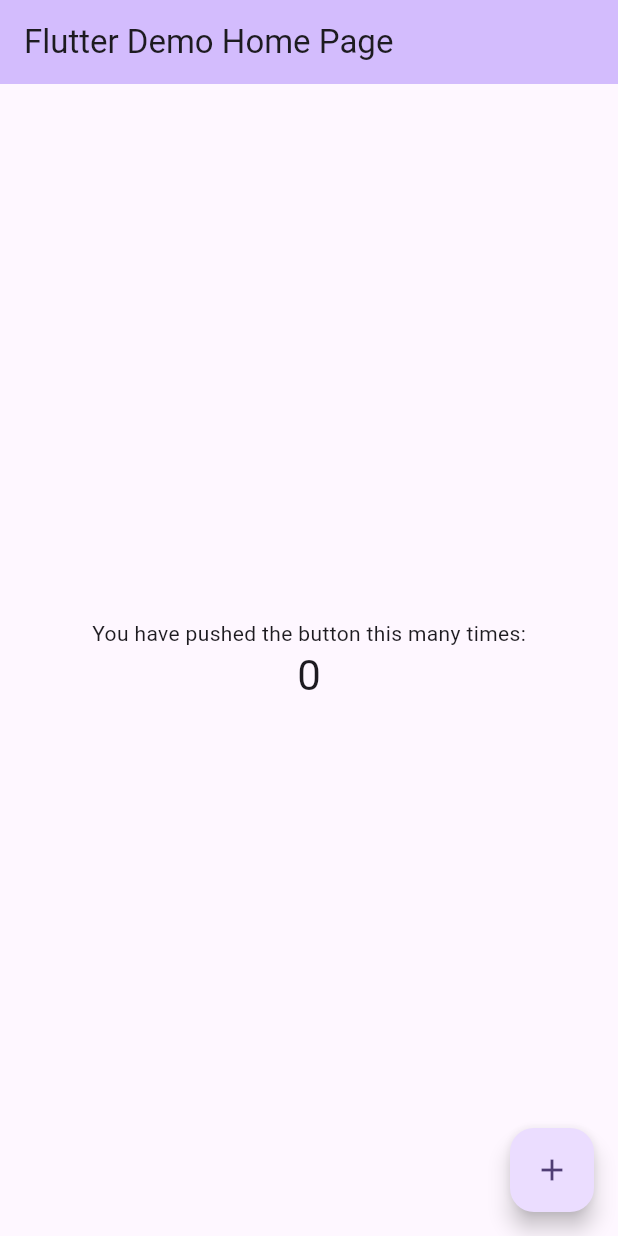
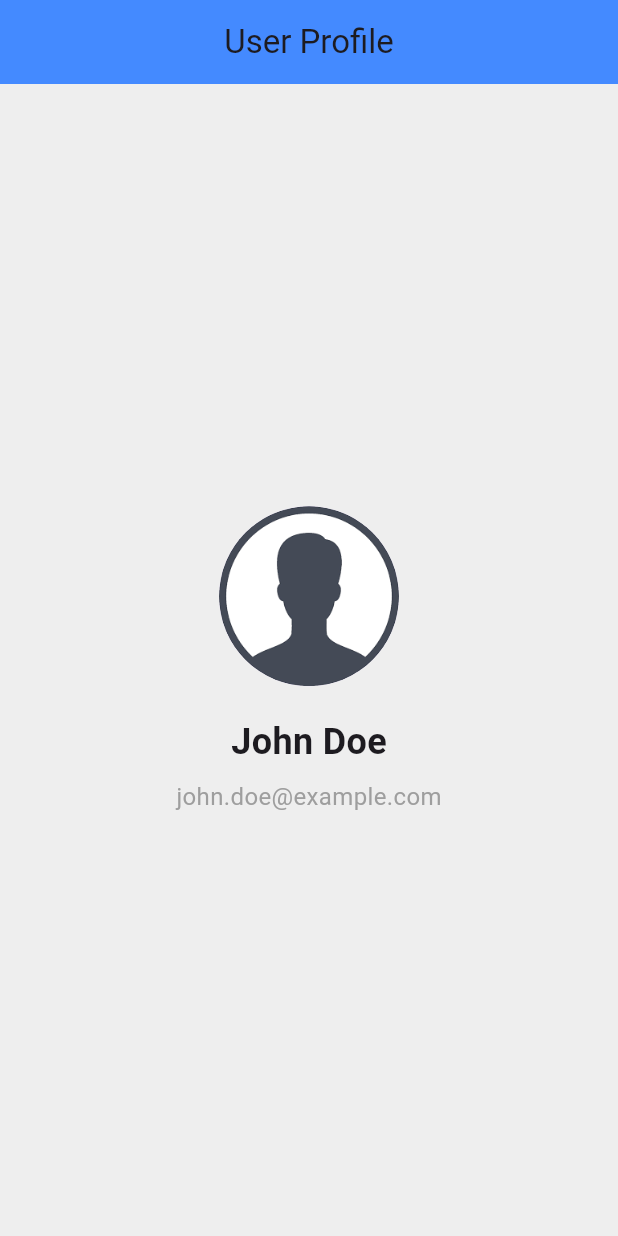
Before and after one commit to Hindavi-1/flutter_exercises, a Flutter app: the screen it shows after launch, on a phone screen of 412 x 824 dp. Run offline on Flutter 3.47's test engine with Material 3 defaults, Android fonts, the phone set to English and light mode, and no system bars.

Commit message:
user profile

```diff
--- a/lib/main.dart
+++ b/lib/main.dart
@@ -1,4 +1,5 @@
 import 'package:flutter/material.dart';
+import 'task1_user_profile.dart';
 
 void main() {
   runApp(const MyApp());
@@ -7,116 +8,11 @@ void main() {
 class MyApp extends StatelessWidget {
   const MyApp({super.key});
 
-  // This widget is the root of your application.
   @override
   Widget build(BuildContext context) {
-    return MaterialApp(
-      title: 'Flutter Demo',
-      theme: ThemeData(
-        // This is the theme of your application.
-        //
-        // TRY THIS: Try running your application with "flutter run". You'll see
-        // the application has a purple toolbar. Then, without quitting the app,
-        // try changing the seedColor in the colorScheme below to Colors.green
-        // and then invoke "hot reload" (save your changes or press the "hot
-        // reload" button in a Flutter-supported IDE, or press "r" if you used
-        // the command line to start the app).
-        //
-        // Notice that the counter didn't reset back to zero; the application
-        // state is not lost during the reload. To reset the state, use hot
-        // restart instead.
-        //
-        // This works for code too, not just values: Most code changes can be
-        // tested with just a hot reload.
-        colorScheme: ColorScheme.fromSeed(seedColor: Colors.deepPurple),
-      ),
-      home: const MyHomePage(title: 'Flutter Demo Home Page'),
+    return const MaterialApp(
+      debugShowCheckedModeBanner: false,
+      home: Task1UserProfile(),
     );
   }
 }
-
-class MyHomePage extends StatefulWidget {
-  const MyHomePage({super.key, required this.title});
-
-  // This widget is the home page of your application. It is stateful, meaning
-  // that it has a State object (defined below) that contains fields that affect
-  // how it looks.
-
-  // This class is the configuration for the state. It holds the values (in this
-  // case the title) provided by the parent (in this case the App widget) and
-  // used by the build method of the State. Fields in a Widget subclass are
-  // always marked "final".
-
-  final String title;
-
-  @override
-  State<MyHomePage> createState() => _MyHomePageState();
-}
-
-class _MyHomePageState extends State<MyHomePage> {
-  int _counter = 0;
-
-  void _incrementCounter() {
-    setState(() {
-      // This call to setState tells the Flutter framework that something has
-      // changed in this State, which causes it to rerun the build method below
-      // so that the display can reflect the updated values. If we changed
-      // _counter without calling setState(), then the build method would not be
-      // called again, and so nothing would appear to happen.
-      _counter++;
-    });
-  }
-
-  @override
-  Widget build(BuildContext context) {
-    // This method is rerun every time setState is called, for instance as done
-    // by the _incrementCounter method above.
-    //
-    // The Flutter framework has been optimized to make rerunning build methods
-    // fast, so that you can just rebuild anything that needs updating rather
-    // than having to individually change instances of widgets.
-    return Scaffold(
-      appBar: AppBar(
-        // TRY THIS: Try changing the color here to a specific color (to
-        // Colors.amber, perhaps?) and trigger a hot reload to see the AppBar
-        // change color while the other colors stay the same.
-        backgroundColor: Theme.of(context).colorScheme.inversePrimary,
-        // Here we take the value from the MyHomePage object that was created by
-        // the App.build method, and use it to set our appbar title.
-        title: Text(widget.title),
-      ),
-      body: Center(
-        // Center is a layout widget. It takes a single child and positions it
-        // in the middle of the parent.
-        child: Column(
-          // Column is also a layout widget. It takes a list of children and
-          // arranges them vertically. By default, it sizes itself to fit its
-          // children horizontally, and tries to be as tall as its parent.
-          //
-          // Column has various properties to control how it sizes itself and
-          // how it positions its children. Here we use mainAxisAlignment to
-          // center the children vertically; the main axis here is the vertical
-          // axis because Columns are vertical (the cross axis would be
-          // horizontal).
-          //
-          // TRY THIS: Invoke "debug painting" (choose the "Toggle Debug Paint"
-          // action in the IDE, or press "p" in the console), to see the
-          // wireframe for each widget.
-          mainAxisAlignment: MainAxisAlignment.center,
-          children: <Widget>[
-            const Text('You have pushed the button this many times:'),
-            Text(
-              '$_counter',
-              style: Theme.of(context).textTheme.headlineMedium,
-            ),
-          ],
-        ),
-      ),
-      floatingActionButton: FloatingActionButton(
-        onPressed: _incrementCounter,
-        tooltip: 'Increment',
-        child: const Icon(Icons.add),
-      ), // This trailing comma makes auto-formatting nicer for build methods.
-    );
-  }
-}
--- /dev/null
+++ b/lib/task1_user_profile.dart
@@ -0,0 +1,51 @@
+import 'package:flutter/material.dart';
+
+class Task1UserProfile extends StatelessWidget {
+  const Task1UserProfile({super.key});
+
+  @override
+  Widget build(BuildContext context) {
+    return Scaffold(
+      backgroundColor: Colors.grey[200],
+      appBar: AppBar(
+        title: const Text("User Profile"),
+        backgroundColor: Colors.blueAccent,
+        centerTitle: true,
+      ),
+      body: Center(
+        child: Column(
+          mainAxisAlignment: MainAxisAlignment.center,
+          children: const [
+            // Profile Picture
+            CircleAvatar(
+              radius: 60,
+              backgroundImage: AssetImage('assets/images/profile.png'),
+            ),
+
+            SizedBox(height: 20),
+
+            // User Name
+            Text(
+              "John Doe",
+              style: TextStyle(
+                fontSize: 24,
+                fontWeight: FontWeight.bold,
+              ),
+            ),
+
+            SizedBox(height: 8),
+
+            // User Email
+            Text(
+              "john.doe@example.com",
+              style: TextStyle(
+                fontSize: 16,
+                color: Colors.grey,
+              ),
+            ),
+          ],
+        ),
+      ),
+    );
+  }
+}
--- a/pubspec.yaml
+++ b/pubspec.yaml
@@ -51,7 +51,8 @@ dev_dependencies:
 
 # The following section is specific to Flutter packages.
 flutter:
-
+  assets:
+    - assets/images/profile.png
   # The following line ensures that the Material Icons font is
   # included with your application, so that you can use the icons in
   # the material Icons class.
```
Also changed, not shown: assets/images/profile.png (added).
